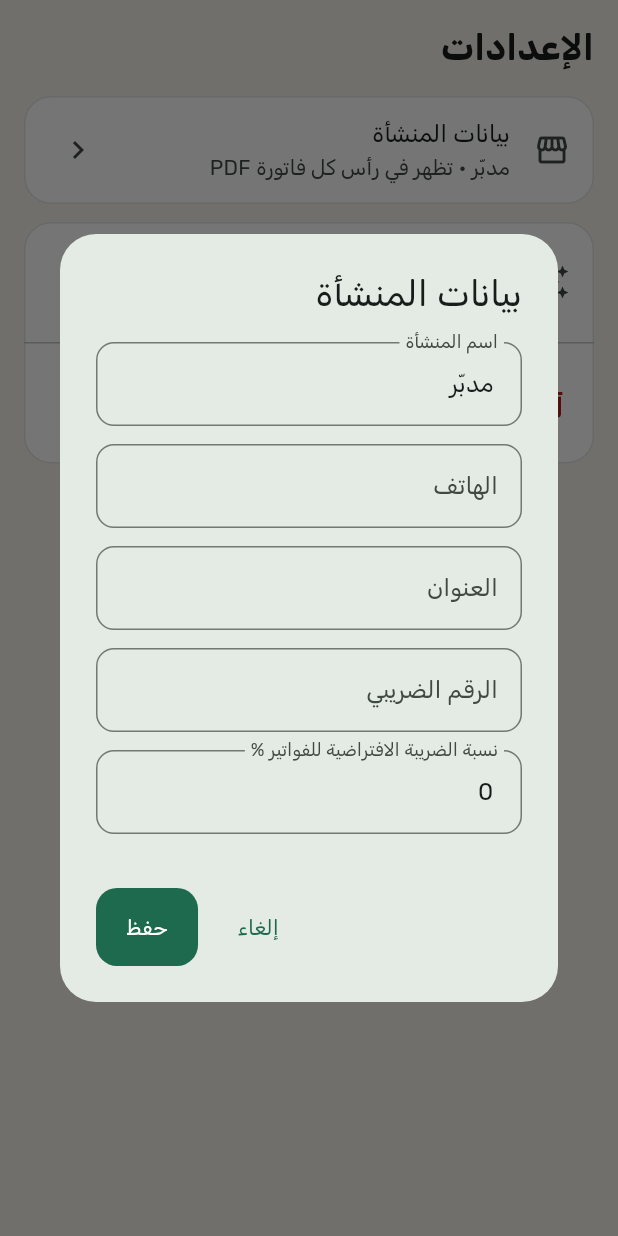
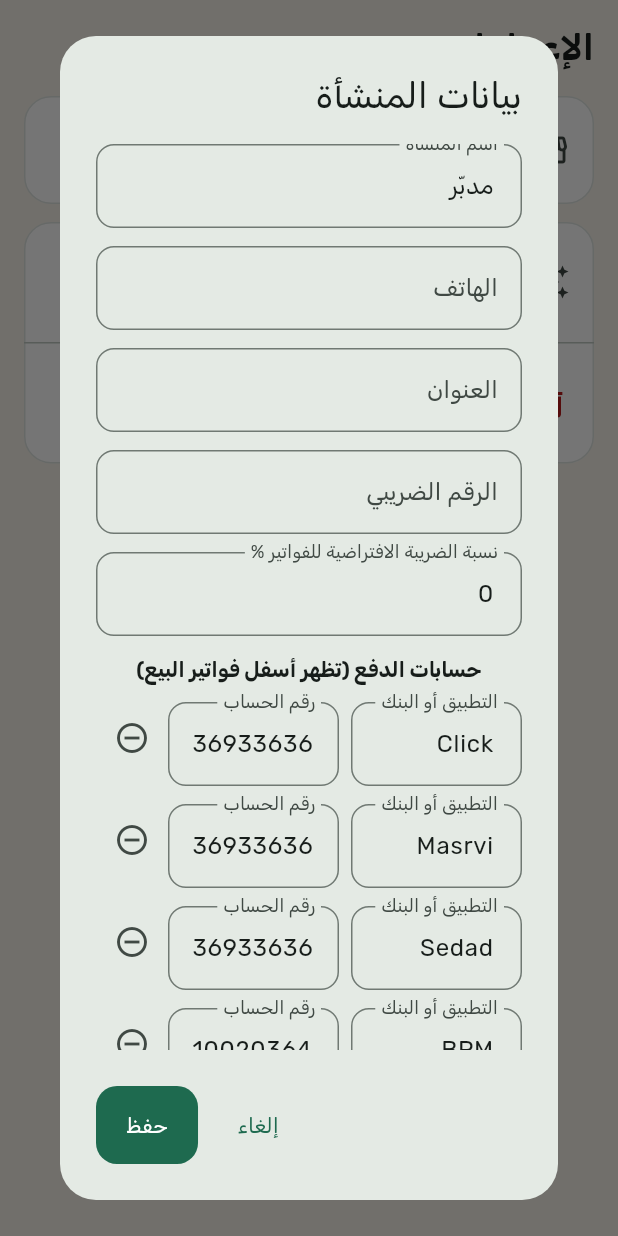
Before and after one commit to Ahmedtalb872/Medaba, a Flutter app: the SettingsScreen widget shown alone on an empty page, opened directly, after a tap on "بيانات المنشأة", on a phone screen of 412 x 824 dp. Run offline on Flutter 3.47's test engine with Material 3 defaults, Android fonts, the phone set to English and light mode, and no system bars; our stand-ins replace file_picker, pdf, printing, shared_preferences; accounts and stored records are empty.

Commit message:
Show the owner's payment accounts on sale invoices
Company info gains a list of payment accounts, defaulting to Click,
Masrvi and Sedad (36933636) and BPM (10020364). Sale invoice PDFs show
them in a payment-methods box; purchase invoices do not. The accounts
can be edited, removed or added from the company settings, and data
saved before this change picks up the defaults.

Co-Authored-By: Claude Opus 5.5 <noreply@anthropic.com>
Claude-Session: https://claude.ai/code/session_01X9Xt23fqdrjn1yncKBRNLD

```diff
--- a/lib/models/invoice.dart
+++ b/lib/models/invoice.dart
@@ -133,6 +133,20 @@ class Invoice {
 }
 
 /// بيانات المنشأة التي تظهر في رأس الفاتورة.
+/// حساب دفع للمنشأة (تطبيق بنكي أو حساب) يظهر في فواتير البيع.
+class PaymentAccount {
+  /// اسم التطبيق أو البنك، مثل Bankily أو Masrvi.
+  final String name;
+  final String number;
+
+  const PaymentAccount(this.name, this.number);
+
+  Map<String, dynamic> toJson() => {'name': name, 'number': number};
+
+  factory PaymentAccount.fromJson(Map<String, dynamic> j) =>
+      PaymentAccount(j['name'] as String? ?? '', j['number'] as String? ?? '');
+}
+
 class CompanyInfo {
   final String name;
   final String phone;
@@ -142,12 +156,24 @@ class CompanyInfo {
   /// نسبة الضريبة الافتراضية للفواتير الجديدة.
   final double defaultTaxPercent;
 
+  /// حسابات الدفع التي تظهر أسفل فواتير البيع.
+  final List<PaymentAccount> paymentAccounts;
+
+  /// حسابات المدير، وتُستخدم حتى يغيّرها من الإعدادات.
+  static const defaultPaymentAccounts = [
+    PaymentAccount('Click', '36933636'),
+    PaymentAccount('Masrvi', '36933636'),
+    PaymentAccount('Sedad', '36933636'),
+    PaymentAccount('BPM', '10020364'),
+  ];
+
   const CompanyInfo({
     this.name = 'مدبّر',
     this.phone = '',
     this.address = '',
     this.taxNumber = '',
     this.defaultTaxPercent = 0,
+    this.paymentAccounts = defaultPaymentAccounts,
   });
 
   Map<String, dynamic> toJson() => {
@@ -156,6 +182,7 @@ class CompanyInfo {
     'address': address,
     'taxNumber': taxNumber,
     'defaultTaxPercent': defaultTaxPercent,
+    'paymentAccounts': [for (final a in paymentAccounts) a.toJson()],
   };
 
   factory CompanyInfo.fromJson(Map<String, dynamic> j) => CompanyInfo(
@@ -164,5 +191,12 @@ class CompanyInfo {
     address: j['address'] as String? ?? '',
     taxNumber: j['taxNumber'] as String? ?? '',
     defaultTaxPercent: (j['defaultTaxPercent'] as num?)?.toDouble() ?? 0,
+    // البيانات المحفوظة قبل إضافة الحسابات تأخذ الحسابات الافتراضية.
+    paymentAccounts: j['paymentAccounts'] == null
+        ? defaultPaymentAccounts
+        : [
+            for (final a in j['paymentAccounts'] as List)
+              PaymentAccount.fromJson(a as Map<String, dynamic>),
+          ],
   );
 }
--- a/lib/screens/settings_screen.dart
+++ b/lib/screens/settings_screen.dart
@@ -24,7 +24,7 @@ class SettingsScreen extends StatelessWidget {
           child: ListTile(
             leading: const Icon(Icons.storefront_outlined),
             title: const Text('بيانات المنشأة'),
-            subtitle: Text('${s.company.name} • تظهر في رأس كل فاتورة PDF'),
+            subtitle: Text('${s.company.name} • رأس الفاتورة وحسابات الدفع'),
             trailing: const Icon(Icons.chevron_left),
             onTap: () => _editCompany(context, s),
           ),
@@ -77,12 +77,19 @@ Future<void> _editCompany(BuildContext context, AppState s) {
   final address = TextEditingController(text: c.address);
   final taxNumber = TextEditingController(text: c.taxNumber);
   final tax = TextEditingController(text: fmt.number(c.defaultTaxPercent));
+  final accounts = [
+    for (final a in c.paymentAccounts)
+      (
+        name: TextEditingController(text: a.name),
+        number: TextEditingController(text: a.number),
+      ),
+  ];
 
   return showFormDialog(
     context: context,
     formKey: key,
     title: 'بيانات المنشأة',
-    fields: (_) => [
+    fields: (setState) => [
       TextFormField(
         controller: name,
         decoration: const InputDecoration(labelText: 'اسم المنشأة'),
@@ -109,6 +116,53 @@ Future<void> _editCompany(BuildContext context, AppState s) {
         keyboardType: const TextInputType.numberWithOptions(decimal: true),
         validator: numberValidator(max: 100, required: false),
       ),
+      const Text(
+        'حسابات الدفع (تظهر أسفل فواتير البيع)',
+        style: TextStyle(fontWeight: FontWeight.bold),
+      ),
+      for (final (i, a) in accounts.indexed)
+        Row(
+          key: ObjectKey(a),
+          crossAxisAlignment: CrossAxisAlignment.start,
+          children: [
+            Expanded(
+              child: TextFormField(
+                controller: a.name,
+                decoration: const InputDecoration(
+                  labelText: 'التطبيق أو البنك',
+                ),
+                validator: requiredText,
+              ),
+            ),
+            const SizedBox(width: 8),
+            Expanded(
+              child: TextFormField(
+                controller: a.number,
+                decoration: const InputDecoration(labelText: 'رقم الحساب'),
+                textDirection: TextDirection.ltr,
+                validator: requiredText,
+              ),
+            ),
+            IconButton(
+              tooltip: 'حذف الحساب',
+              icon: const Icon(Icons.remove_circle_outline),
+              onPressed: () => setState(() => accounts.removeAt(i)),
+            ),
+          ],
+        ),
+      Align(
+        alignment: AlignmentDirectional.centerStart,
+        child: TextButton.icon(
+          onPressed: () => setState(
+            () => accounts.add((
+              name: TextEditingController(),
+              number: TextEditingController(),
+            )),
+          ),
+          icon: const Icon(Icons.add),
+          label: const Text('إضافة حساب دفع'),
+        ),
+      ),
     ],
     onSave: () => s.saveCompany(
       CompanyInfo(
@@ -117,6 +171,10 @@ Future<void> _editCompany(BuildContext context, AppState s) {
         address: address.text.trim(),
         taxNumber: taxNumber.text.trim(),
         defaultTaxPercent: fmt.parseNumber(tax.text) ?? 0,
+        paymentAccounts: [
+          for (final a in accounts)
+            PaymentAccount(a.name.text.trim(), a.number.text.trim()),
+        ],
       ),
     ),
   );
```
Also changed, not shown: lib/pdf/invoice_pdf.dart (+70 -1 lines), 3 other files.
